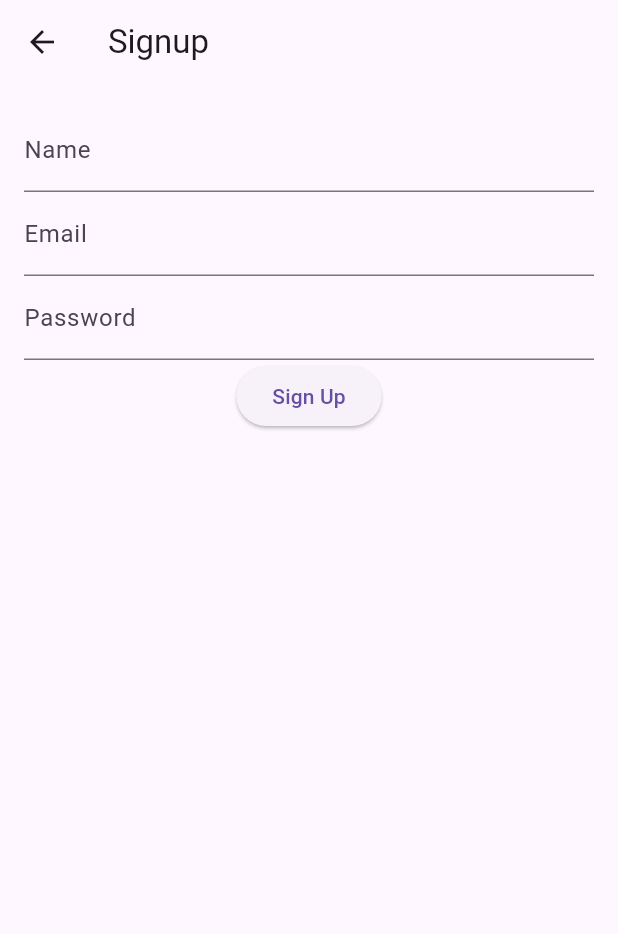
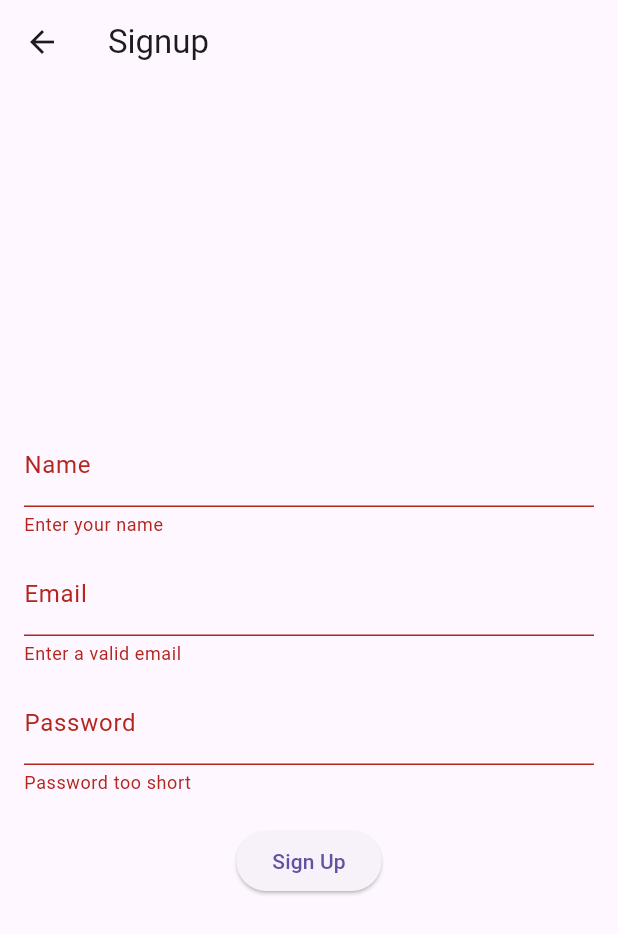
Before and after one commit to pradeep673-git/ai-powered-pos-sysrem, a Flutter app: the SignupScreen screen opened directly, after a tap on "Sign Up", on a phone screen of 412 x 824 dp. Shown: the top 934 px of the screen. Run offline on Flutter 3.47's test engine with Material 3 defaults, Android fonts, the light colour scheme and no system bars.

Commit message:
Add COLLEGE_PROJECT

```diff
--- a/lib/api_service.dart
+++ b/lib/api_service.dart
@@ -1,29 +1,21 @@
-// college_project/api_service.dart
-
 import 'dart:convert';
 import 'package:http/http.dart' as http;
 
 class ApiService {
-  static const String baseUrl = 'http://localhost:8000'; // Update this if necessary
+  static const String baseUrl = "http://127.0.0.1:8000"; // Backend URL
 
-  static Future<Map<String, dynamic>> signup(String name, String email, String password) async {
-    final url = Uri.parse('$baseUrl/auth/signup');
+  // Signup Function
+  static Future<bool> signup(String name, String email, String password) async {
+    final response = await http.post(
+      Uri.parse("$baseUrl/auth/signup"),  // FastAPI signup endpoint
+      headers: {"Content-Type": "application/json"},
+      body: jsonEncode({
+        "name": name,
+        "email": email,
+        "password": password,
+      }),
+    );
 
-    try {
-      final response = await http.post(
-        url,
-        headers: {'Content-Type': 'application/json'},
-        body: jsonEncode({'name': name, 'email': email, 'password': password}),
-      );
-
-      if (response.statusCode == 200) {
-        return jsonDecode(response.body);
-      } else {
-        print('Signup failed with status: ${response.statusCode}');
-        return {'detail': 'Signup failed'};
-      }
-    } catch (e) {
-      throw Exception('Failed to sign up: $e');
-    }
+    return response.statusCode == 201;  // Returns true if signup is successful
   }
 }
--- a/lib/screens/signup-screen.dart
+++ b/lib/screens/signup-screen.dart
@@ -1,4 +1,3 @@
-// flutter_frontend/lib/signup.dart
 import 'package:flutter/material.dart';
 import 'package:college_project/api_service.dart';
 
@@ -11,51 +10,68 @@ class _SignupScreenState extends State<SignupScreen> {
   final TextEditingController nameController = TextEditingController();
   final TextEditingController emailController = TextEditingController();
   final TextEditingController passwordController = TextEditingController();
+  final _formKey = GlobalKey<FormState>();
 
-    void handleSignup() async {
-        try {
-            final response = await ApiService.signup(
+  void signup() async {
+    if (_formKey.currentState!.validate()) {
+      bool success = await ApiService.signup(
         nameController.text,
         emailController.text,
         passwordController.text,
       );
 
-            if (response['detail'] == null) {
-                print("Signup successful: ${response}");
+      if (success) {
+        ScaffoldMessenger.of(context).showSnackBar(
+          SnackBar(content: Text("Signup Failed. Try again.")),
+        );
+        Navigator.pop(context); // Go back to Login Screen
       } else {
-                print("Signup failed: ${response['detail']}");
+        ScaffoldMessenger.of(context).showSnackBar(
+          SnackBar(content: Text("Signup Successful!")),
+        );
       }
-        } catch (e) {
-            print("Error during signup: $e");
     }
   }
 
   @override
   Widget build(BuildContext context) {
     return Scaffold(
-            appBar: AppBar(title: Text('Signup')),
+      appBar: AppBar(title: Text("Signup")),
       body: Padding(
         padding: EdgeInsets.all(16.0),
+        child: Form(
+          key: _formKey,
           child: Column(
+            mainAxisAlignment: MainAxisAlignment.center,
             children: [
-                        TextField(
+              TextFormField(
                 controller: nameController,
-                            decoration: InputDecoration(labelText: 'Name'),
+                decoration: InputDecoration(labelText: "Name"),
+                validator: (value) =>
+                    value!.isEmpty ? "Enter your name" : null,
               ),
-                        TextField(
+              SizedBox(height: 10),
+              TextFormField(
                 controller: emailController,
-                            decoration: InputDecoration(labelText: 'Email'),
+                decoration: InputDecoration(labelText: "Email"),
+                validator: (value) =>
+                    value!.isEmpty ? "Enter a valid email" : null,
               ),
-                        TextField(
+              SizedBox(height: 10),
+              TextFormField(
                 controller: passwordController,
+                decoration: InputDecoration(labelText: "Password"),
                 obscureText: true,
-                            decoration: InputDecoration(labelText: 'Password'),
+                validator: (value) =>
+                    value!.length < 6 ? "Password too short" : null,
               ),
+              SizedBox(height: 20),
               ElevatedButton(
-                            onPressed: handleSignup,
-                            child: Text('Sign Up'),
+                onPressed: signup,
+                child: Text("Sign Up"),
               ),
             ],
+          ),
         ),
       ),
     );
--- a/pubspec.yaml
+++ b/pubspec.yaml
@@ -29,6 +29,8 @@ environment:
 # versions available, run `flutter pub outdated`.
 dependencies:
   flutter:
+    sdk: flutter
+  flutter_web_plugins:
     sdk: flutter
 
   # The following adds the Cupertino Icons font to your application.
```
Also changed, not shown: pubspec.lock. Lines whose indentation alone changed are shown as unchanged.
